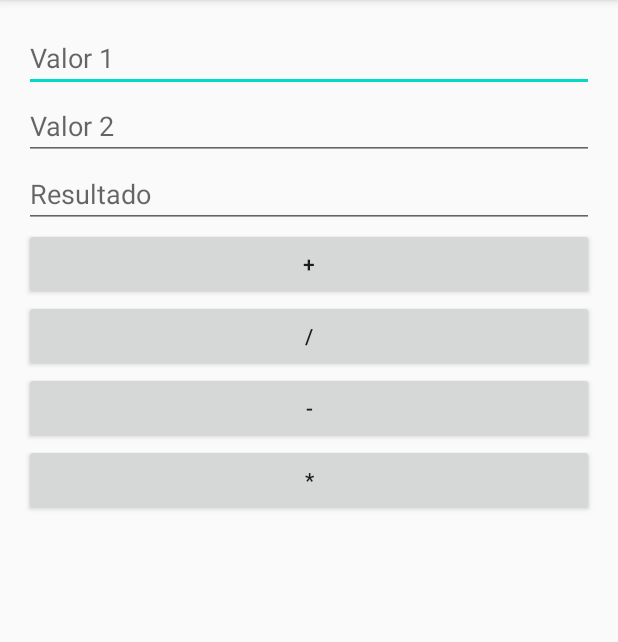
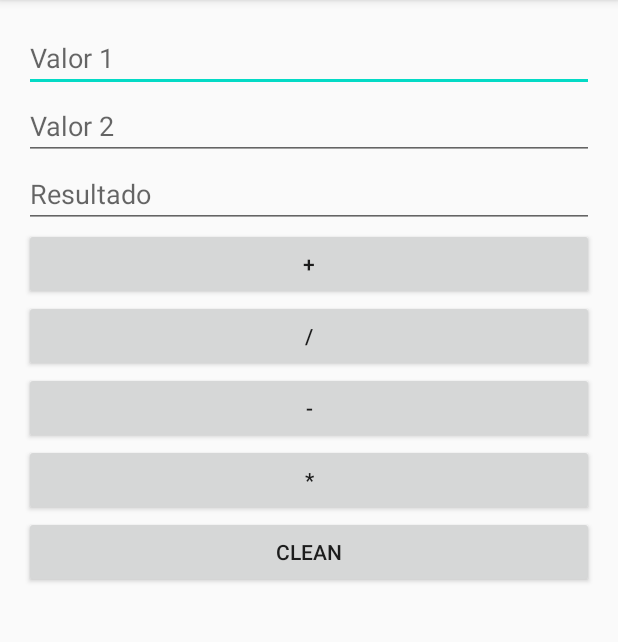
Before and after one commit to cltavares/Calculadora, an Android app: the screen it shows after launch (MainActivity), on a phone screen of 412 x 824 dp, the part 84-726 px from its top. Run offline under Robolectric (Android 15) with nearby library versions, the phone set to English and light mode, and no system bars.

Commit message:
quatro operacoes e botao clean

```diff
--- a/app/src/main/res/layout/activity_main.xml
+++ b/app/src/main/res/layout/activity_main.xml
@@ -62,6 +62,13 @@
         android:text="*"
  />
 
+    <androidx.appcompat.widget.AppCompatButton
+        android:id="@+id/button6"
+        android:layout_width="match_parent"
+        android:layout_height="wrap_content"
+        android:text="Clean"
+/>
+
 
     <androidx.constraintlayout.widget.Guideline
         android:id="@+id/guideline"
```
Also changed, not shown: app/src/main/java/com/example/calculadora/MainActivity.kt (+31 -3 lines).
